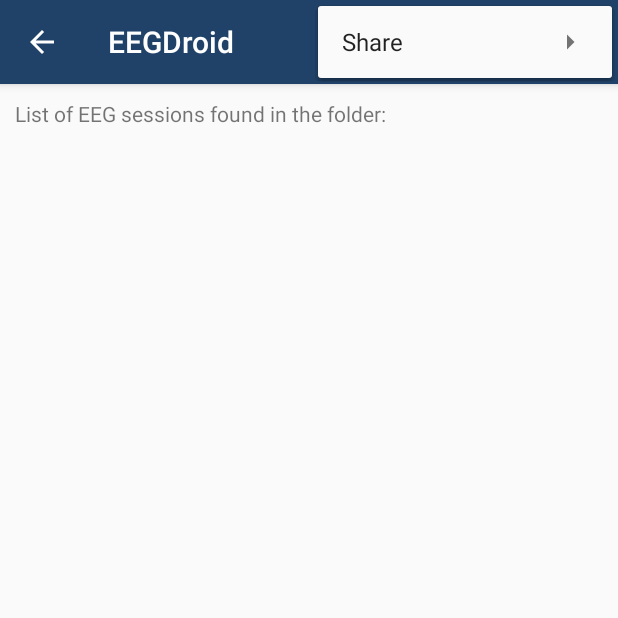
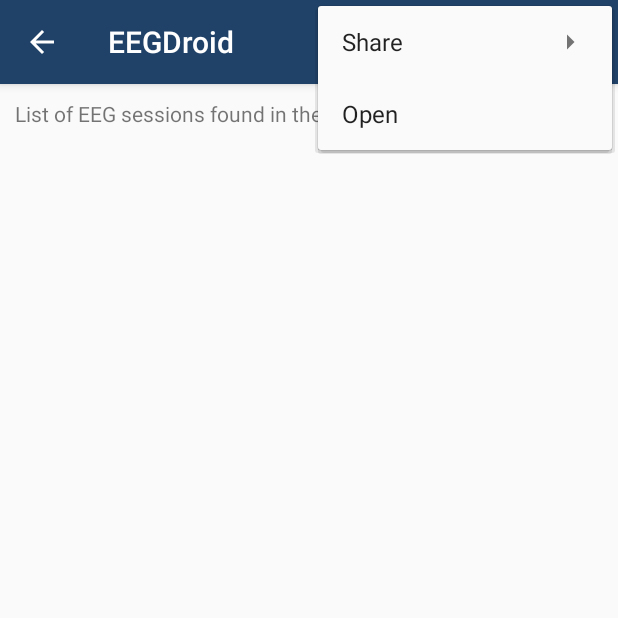
Before and after one commit to adrocampos/EEG-Droid, an Android app: the ManageSessions screen opened directly, with no data from a screen before it, with the options menu open, on a phone screen of 412 x 824 dp, the top half of it. Run offline under Robolectric (Android 15) with nearby library versions, the phone set to English and light mode, and no system bars; 1 statement that could not run was skipped.

Commit message:
quickfix lsl, open files

```diff
--- a/app/src/main/java/de/uni_osnabrueck/ikw/eegdroid/Record.java
+++ b/app/src/main/java/de/uni_osnabrueck/ikw/eegdroid/Record.java
@@ -357,7 +357,7 @@
                 if (getSharedPreferences("userPreferences", MODE_PRIVATE).getBoolean("inAppFilter",true)) {
                     microV = highPassFilter(microV);
                 }
-                //streamData(microV);
+                streamData(microV);
                 if (channelViewsEnabled && pkgCountTotal % 100 == 0) displayNumerical(microV);
                 if (plotting) storeForPlotting(microV);
                 if (recording) storeData(microV);
@@ -1351,7 +1351,7 @@
         lowpassPos = 2;    // 60Hz 6th Order
         filter50hzPos = 3;  // [46,54] 4th Order
         bitshiftMinPos = 0;
-        bitshiftMaxPos = 15;
+        bitshiftMaxPos = 0;
         encodingSafetyPos = 8;
 
         // Would otherwise crash if config window is currently not opened
--- a/app/src/main/res/menu/menu_manage.xml
+++ b/app/src/main/res/menu/menu_manage.xml
@@ -24,4 +24,8 @@
         android:id="@+id/launch_file_manager"
         android:title="@string/menu_manage_filemanager"
         android:visible="false"/>
+    <item
+        android:id="@+id/open_with_app"
+        android:title="@string/menu_manage_open"
+        android:visible="true"/>
 </menu>
--- a/app/src/main/res/values/strings.xml
+++ b/app/src/main/res/values/strings.xml
@@ -176,6 +176,8 @@
     <string name="menu_manage_rename">Rename</string>
     <string name="menu_manage_delete">Delete</string>
     <string name="menu_manage_filemanager">Open Directory</string>
+    <string name="menu_manage_open">Open</string>
+
 
     <string name="confirmation_delete">Do you want to delete</string>
     <string name="yes">Yes</string>
```
Also changed, not shown: app/src/main/java/de/uni_osnabrueck/ikw/eegdroid/ManageSessions.java (+24 -0 lines), 1 other file.
